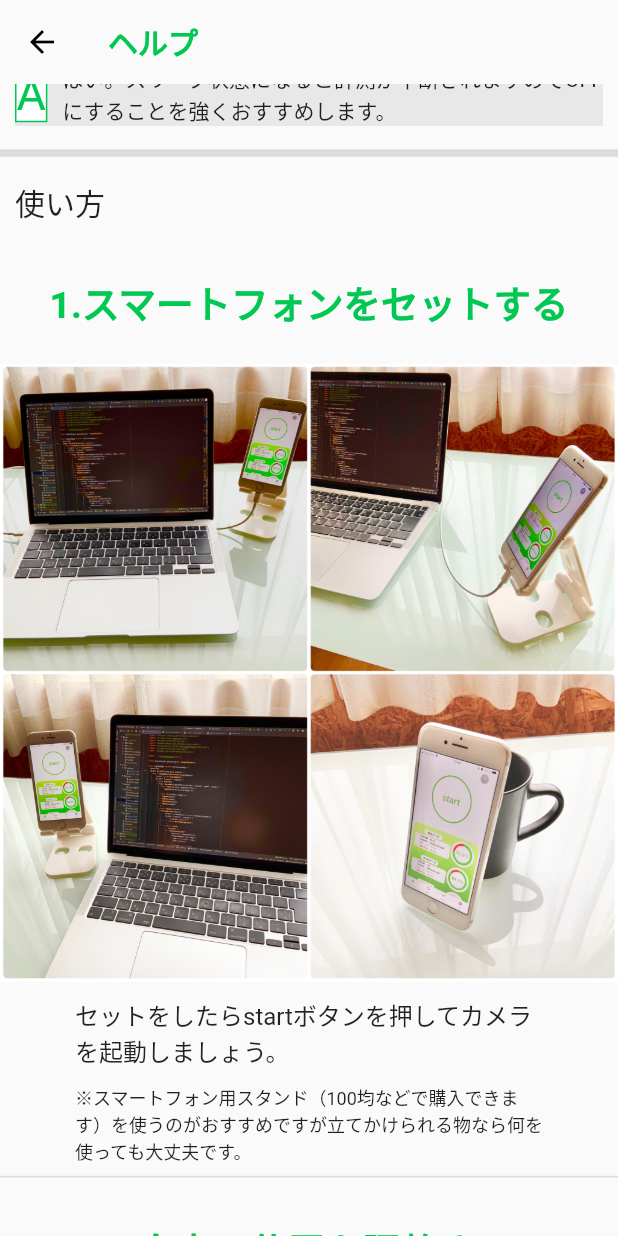
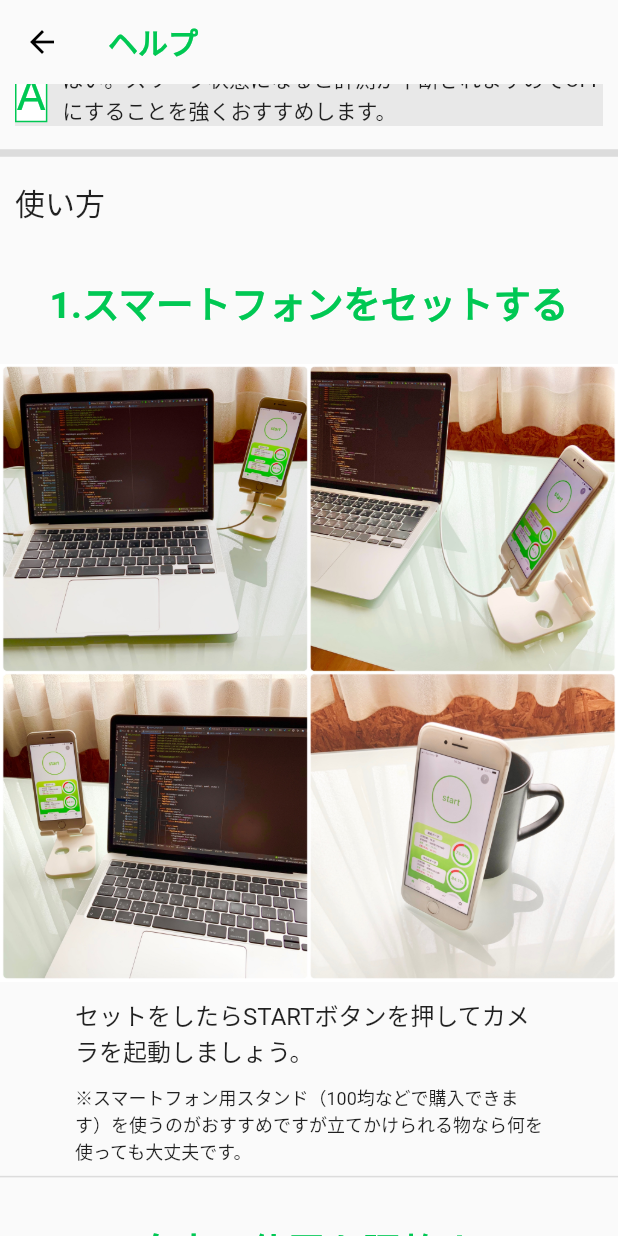
Before and after one commit to is4041/NekozeChecker, a Flutter app: the HelpPage screen opened directly, scrolled down 576 dp, on a phone screen of 412 x 824 dp. Run offline on Flutter 3.47's test engine with Material 2 defaults, Android fonts, the phone set to English and light mode, and no system bars; our stand-ins replace audioplayers, camera, cloud_firestore, connectivity_plus, firebase_auth, firebase_core and 3 more; missing offline and left inert: sign_button, tflite; accounts and stored records are empty; network calls fail.

Commit message:
アプリアイコン・画像1枚を変更した

```diff
--- a/lib/help/help_page.dart
+++ b/lib/help/help_page.dart
@@ -85,7 +85,7 @@ class HelpPage extends StatelessWidget {
                   crossAxisAlignment: CrossAxisAlignment.start,
                   children: [
                     Text(
-                      "セットをしたらstartボタンを押してカメラを起動しましょう。",
+                      "セットをしたらSTARTボタンを押してカメラを起動しましょう。",
                       style: TextStyle(fontSize: 16),
                     ),
                     SizedBox(
@@ -184,9 +184,8 @@ class HelpPage extends StatelessWidget {
               SizedBox(
                 height: screenSize.height * 0.5,
                 width: double.infinity,
-                child: Image.network(
-                  "",
-                  // "https://images.unsplash.com/photo-1605171399454-f2a0e51b811b?ixlib=rb-4.0.3&ixid=M3wxMjA3fDB8MHxwaG90by1wYWdlfHx8fGVufDB8fHx8fA%3D%3D&auto=format&fit=crop&w=1931&q=80",
+                child: Image.asset(
+                  "images/IMG_0215.jpg",
                   fit: BoxFit.cover,
                 ),
               ),
--- a/lib/home/home_page.dart
+++ b/lib/home/home_page.dart
@@ -222,7 +222,7 @@ class HomePage extends StatelessWidget {
                             }
                           },
                           child: Text(
-                            "start",
+                            "START",
                             style: TextStyle(
                               fontSize: 40,
                               color: Colors.greenAccent.shade700,
--- a/lib/setting/setting_page.dart
+++ b/lib/setting/setting_page.dart
@@ -181,6 +181,7 @@ class SettingPage extends StatelessWidget {
                               flex: 10,
                               child: Slider(
                                 activeColor: Colors.greenAccent.shade700,
+                                inactiveColor: Colors.grey.withOpacity(0.3),
                                 value: Utils.greenLineRange,
                                 max: 0.47,
                                 min: 0.43,
--- a/lib/signin/signin_page.dart
+++ b/lib/signin/signin_page.dart
@@ -360,9 +360,8 @@ class PageFour extends StatelessWidget {
         SizedBox(
           height: screenSize.height * 0.5,
           width: double.infinity,
-          child: Image.network(
-            "",
-            // "https://images.unsplash.com/photo-1605171399454-f2a0e51b811b?ixlib=rb-4.0.3&ixid=M3wxMjA3fDB8MHxwaG90by1wYWdlfHx8fGVufDB8fHx8fA%3D%3D&auto=format&fit=crop&w=1931&q=80",
+          child: Image.asset(
+            "images/IMG_0215.jpg",
             fit: BoxFit.cover,
           ),
         ),
```
Also changed, not shown: lib/history/history_page.dart (+11 -6 lines), pubspec.yaml (+8 -1 lines), assets/images/app_icon.png (added), images/IMG_0215.jpg (added), pubspec.lock, 20 other files.
